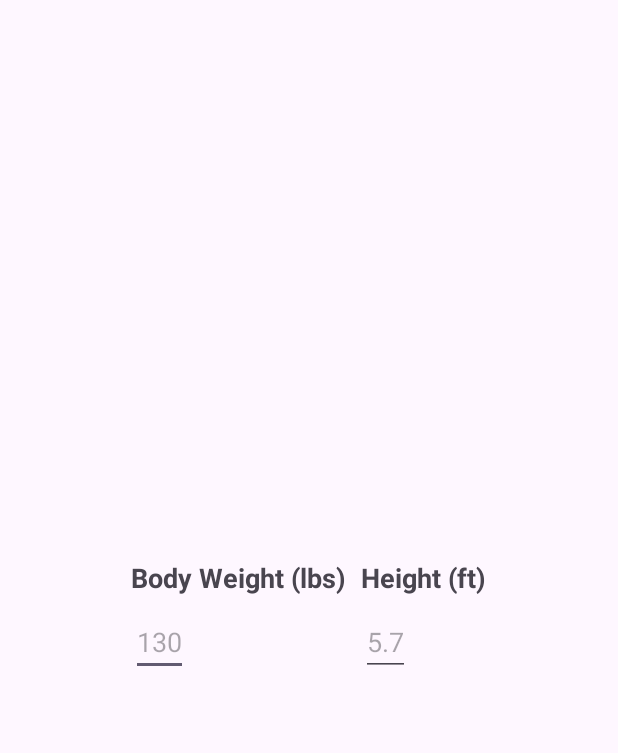
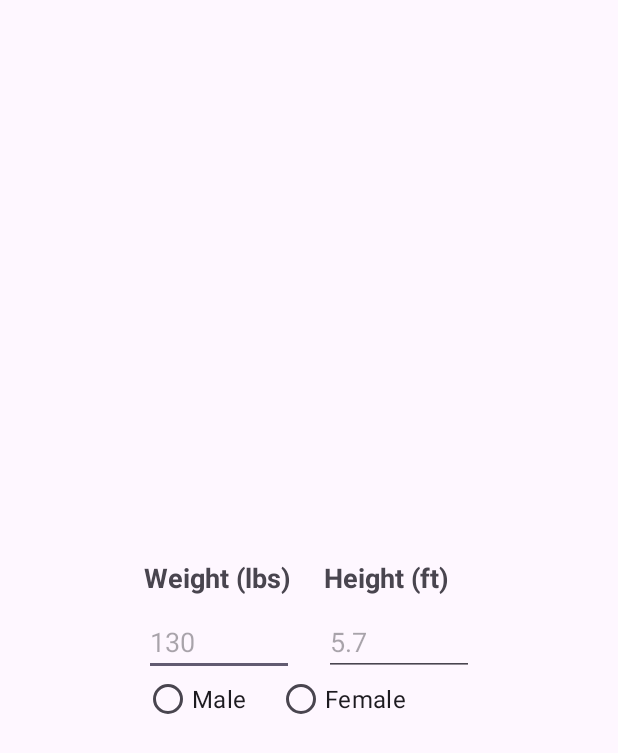
Before and after one commit to evanch98/bmi-android-kotlin, an Android app: the screen it shows after launch (MainActivity), on a phone screen of 412 x 824 dp. Shown: the top 753 px of the screen. Run offline under Robolectric (Android 15) with nearby library versions, the phone set to English and light mode, and no system bars.

Commit message:
update the activity_main.xml

```diff
--- a/app/src/main/res/layout/activity_main.xml
+++ b/app/src/main/res/layout/activity_main.xml
@@ -12,6 +12,12 @@
         android:layout_centerInParent="true">
 
         <RelativeLayout
+            android:id="@+id/rlWeightHeight"
+            android:layout_width="wrap_content"
+            android:layout_height="wrap_content"
+            android:layout_centerInParent="true">
+
+            <RelativeLayout
                 android:id="@+id/rlBodyWeight"
                 android:layout_width="wrap_content"
                 android:layout_height="wrap_content">
@@ -20,13 +26,13 @@
                     android:id="@+id/tvBodyWeight"
                     android:layout_width="wrap_content"
                     android:layout_height="wrap_content"
-                android:text="Body Weight (lbs)"
+                    android:text="Weight (lbs)"
                     android:textSize="18sp"
                     android:textStyle="bold" />
 
                 <EditText
                     android:id="@+id/etBodyWeight"
-                android:layout_width="wrap_content"
+                    android:layout_width="100dp"
                     android:layout_height="wrap_content"
                     android:layout_below="@+id/tvBodyWeight"
                     android:layout_marginTop="8dp"
@@ -37,7 +43,7 @@
                 android:id="@+id/rlHeight"
                 android:layout_width="wrap_content"
                 android:layout_height="wrap_content"
-            android:layout_marginStart="10dp"
+                android:layout_marginStart="20dp"
                 android:layout_toEndOf="@+id/rlBodyWeight">
 
                 <TextView
@@ -50,12 +56,43 @@
 
                 <EditText
                     android:id="@+id/etHeight"
-                android:layout_width="wrap_content"
+                    android:layout_width="100dp"
                     android:layout_height="wrap_content"
                     android:layout_below="@+id/tvHeight"
                     android:layout_marginTop="8dp"
                     android:hint="5.7" />
             </RelativeLayout>
+
+        </RelativeLayout>
+
+        <RadioGroup
+            android:id="@+id/rgGender"
+            android:layout_width="wrap_content"
+            android:layout_height="wrap_content"
+            android:layout_below="@+id/rlWeightHeight"
+            android:layout_marginTop="30dp">
+
+            <RelativeLayout
+                android:layout_width="wrap_content"
+                android:layout_height="wrap_content">
+                <RadioButton
+                    android:id="@+id/rbMale"
+                    android:layout_width="wrap_content"
+                    android:layout_height="wrap_content"
+                    android:text="Male"
+                    android:textSize="16sp"/>
+
+                <RadioButton
+                    android:id="@+id/rbFemale"
+                    android:layout_width="wrap_content"
+                    android:layout_height="wrap_content"
+                    android:layout_toEndOf="@+id/rbMale"
+                    android:layout_marginStart="20dp"
+                    android:text="Female"
+                    android:textSize="16sp"/>
+            </RelativeLayout>
+        </RadioGroup>
+
     </RelativeLayout>
 
 </RelativeLayout>
```
Lines whose indentation alone changed are shown as unchanged.
